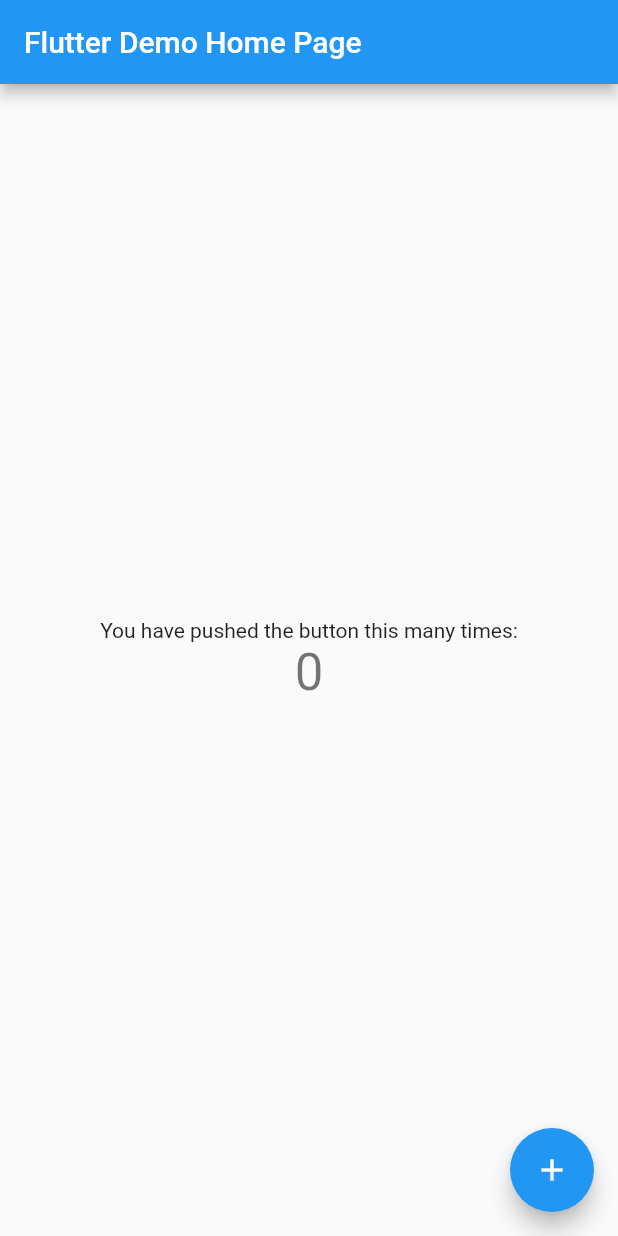
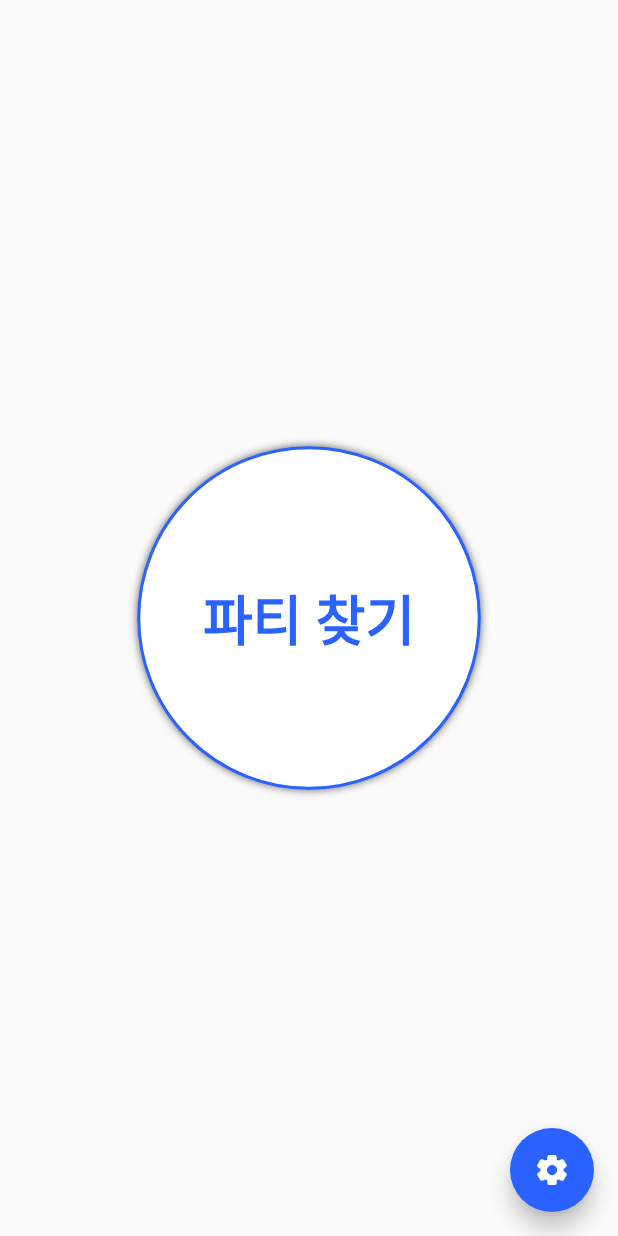
Before and after one commit to outters/gongpot_client, a Flutter app: the screen it shows after launch, on a phone screen of 412 x 824 dp. Run offline on Flutter 3.47's test engine with Material 2 defaults, Android fonts, the phone set to English and light mode, and no system bars; our stand-ins replace flutter_riverpod, go_router, logger.

Commit message:
feat:implements main ui

```diff
--- a/lib/main.dart
+++ b/lib/main.dart
@@ -1,115 +1,20 @@
 import 'package:flutter/material.dart';
+import 'package:flutter_riverpod/flutter_riverpod.dart';
+import 'package:gongpot/routes/routes.dart';
+import 'package:gongpot/styles/theme.dart';
 
-void main() {
-  runApp(const MyApp());
+void main(List<String> args) {
+  runApp(const ProviderScope(child: MyApp()));
 }
 
 class MyApp extends StatelessWidget {
   const MyApp({super.key});
 
-  // This widget is the root of your application.
   @override
   Widget build(BuildContext context) {
-    return MaterialApp(
-      title: 'Gongpot',
-      theme: ThemeData(
-        // This is the theme of your application.
-        //
-        // Try running your application with "flutter run". You'll see the
-        // application has a blue toolbar. Then, without quitting the app, try
-        // changing the primarySwatch below to Colors.green and then invoke
-        // "hot reload" (press "r" in the console where you ran "flutter run",
-        // or simply save your changes to "hot reload" in a Flutter IDE).
-        // Notice that the counter didn't reset back to zero; the application
-        // is not restarted.
-        primarySwatch: Colors.blue,
-      ),
-      home: const MyHomePage(title: 'Flutter Demo Home Page'),
+    return MaterialApp.router(
+      routerConfig: router,
+      theme: lightTheme,
     );
   }
 }
-
-class MyHomePage extends StatefulWidget {
-  const MyHomePage({super.key, required this.title});
-
-  // This widget is the home page of your application. It is stateful, meaning
-  // that it has a State object (defined below) that contains fields that affect
-  // how it looks.
-
-  // This class is the configuration for the state. It holds the values (in this
-  // case the title) provided by the parent (in this case the App widget) and
-  // used by the build method of the State. Fields in a Widget subclass are
-  // always marked "final".
-
-  final String title;
-
-  @override
-  State<MyHomePage> createState() => _MyHomePageState();
-}
-
-class _MyHomePageState extends State<MyHomePage> {
-  int _counter = 0;
-
-  void _incrementCounter() {
-    setState(() {
-      // This call to setState tells the Flutter framework that something has
-      // changed in this State, which causes it to rerun the build method below
-      // so that the display can reflect the updated values. If we changed
-      // _counter without calling setState(), then the build method would not be
-      // called again, and so nothing would appear to happen.
-      _counter++;
-    });
-  }
-
-  @override
-  Widget build(BuildContext context) {
-    // This method is rerun every time setState is called, for instance as done
-    // by the _incrementCounter method above.
-    //
-    // The Flutter framework has been optimized to make rerunning build methods
-    // fast, so that you can just rebuild anything that needs updating rather
-    // than having to individually change instances of widgets.
-    return Scaffold(
-      appBar: AppBar(
-        // Here we take the value from the MyHomePage object that was created by
-        // the App.build method, and use it to set our appbar title.
-        title: Text(widget.title),
-      ),
-      body: Center(
-        // Center is a layout widget. It takes a single child and positions it
-        // in the middle of the parent.
-        child: Column(
-          // Column is also a layout widget. It takes a list of children and
-          // arranges them vertically. By default, it sizes itself to fit its
-          // children horizontally, and tries to be as tall as its parent.
-          //
-          // Invoke "debug painting" (press "p" in the console, choose the
-          // "Toggle Debug Paint" action from the Flutter Inspector in Android
-          // Studio, or the "Toggle Debug Paint" command in Visual Studio Code)
-          // to see the wireframe for each widget.
-          //
-          // Column has various properties to control how it sizes itself and
-          // how it positions its children. Here we use mainAxisAlignment to
-          // center the children vertically; the main axis here is the vertical
-          // axis because Columns are vertical (the cross axis would be
-          // horizontal).
-          mainAxisAlignment: MainAxisAlignment.center,
-          children: <Widget>[
-            const Text(
-              'You have pushed the button this many times:',
-            ),
-            Text(
-              '$_counter',
-              style: Theme.of(context).textTheme.headline4,
-            ),
-          ],
-        ),
-      ),
-      floatingActionButton: FloatingActionButton(
-        onPressed: _incrementCounter,
-        tooltip: 'Increment',
-        child: const Icon(Icons.add),
-      ), // This trailing comma makes auto-formatting nicer for build methods.
-    );
-  }
-}
--- /dev/null
+++ b/lib/pages/home/home.dart
@@ -0,0 +1,71 @@
+import 'package:flutter/material.dart';
+import 'package:flutter_riverpod/flutter_riverpod.dart';
+
+class Home extends ConsumerWidget {
+  const Home({super.key});
+
+  @override
+  Widget build(BuildContext context, WidgetRef ref) {
+    return Scaffold(
+      body: Center(
+        child: Column(
+          mainAxisAlignment: MainAxisAlignment.center,
+          children: const [
+            FindPartyButton(),
+          ],
+        ),
+      ),
+      floatingActionButton: FloatingActionButton(
+        onPressed: () {},
+        backgroundColor: Theme.of(context).colorScheme.primary,
+        child: Icon(
+          Icons.settings_rounded,
+          size: 24.0,
+          color: Theme.of(context).colorScheme.onPrimary,
+        ),
+      ),
+    );
+  }
+}
+
+class FindPartyButton extends ConsumerStatefulWidget {
+  const FindPartyButton({super.key});
+
+  @override
+  ConsumerState<ConsumerStatefulWidget> createState() => _FindPartyButtonState();
+}
+
+class _FindPartyButtonState extends ConsumerState<FindPartyButton> {
+  bool isClicked = false;
+
+  @override
+  Widget build(BuildContext context) {
+    return Container(
+      decoration: BoxDecoration(
+        color: Theme.of(context).colorScheme.background,
+        shape: BoxShape.circle,
+        border: Border.all(
+          color: Theme.of(context).colorScheme.primary,
+          width: 2.0,
+        ),
+        boxShadow: [
+          BoxShadow(
+            offset: const Offset(0, 0),
+            blurRadius: 4.0,
+            spreadRadius: 0.1,
+            color: Theme.of(context).shadowColor.withOpacity(0.6),
+          )
+        ],
+      ),
+      padding: const EdgeInsets.all(86.0),
+      child: Text(
+        '파티 찾기',
+        style: TextStyle(
+          fontSize: 36.0,
+          fontWeight: FontWeight.bold,
+          color: Theme.of(context).colorScheme.primary,
+        ),
+      ),
+    );
+  }
+}
--- /dev/null
+++ b/lib/routes/paths.dart
@@ -0,0 +1,3 @@
+abstract class Paths {
+  static String main = '/';
+}
--- /dev/null
+++ b/lib/routes/routes.dart
@@ -0,0 +1,12 @@
+import 'package:go_router/go_router.dart';
+import 'package:gongpot/pages/home/home.dart';
+import 'package:gongpot/routes/paths.dart';
+
+GoRouter router = GoRouter(
+  routes: [
+    GoRoute(
+      path: Paths.main,
+      builder: (context, state) => const Home(),
+    )
+  ],
+);
--- /dev/null
+++ b/lib/styles/theme.dart
@@ -0,0 +1,19 @@
+import 'package:flutter/material.dart';
+
+ThemeData get lightTheme => ThemeData(
+      colorScheme: ColorScheme(
+        brightness: Brightness.light,
+        primary: const Color(0xff2962ff),
+        onPrimary: Colors.white,
+        secondary: const Color(0xff768fff),
+        onSecondary: Colors.black,
+        tertiary: const Color(0xff0039cb),
+        onTertiary: Colors.black,
+        error: Colors.red,
+        onError: Colors.white,
+        background: Colors.white,
+        onBackground: Colors.black,
+        surface: Colors.grey.shade600,
+        onSurface: Colors.white,
+      ),
+    );
--- /dev/null
+++ b/lib/utils/config.dart
@@ -0,0 +1,3 @@
+import 'package:logger/logger.dart';
+
+Logger get lgr => Logger();
```
Also changed, not shown: pubspec.yaml (+6 -6 lines), pubspec.lock.
